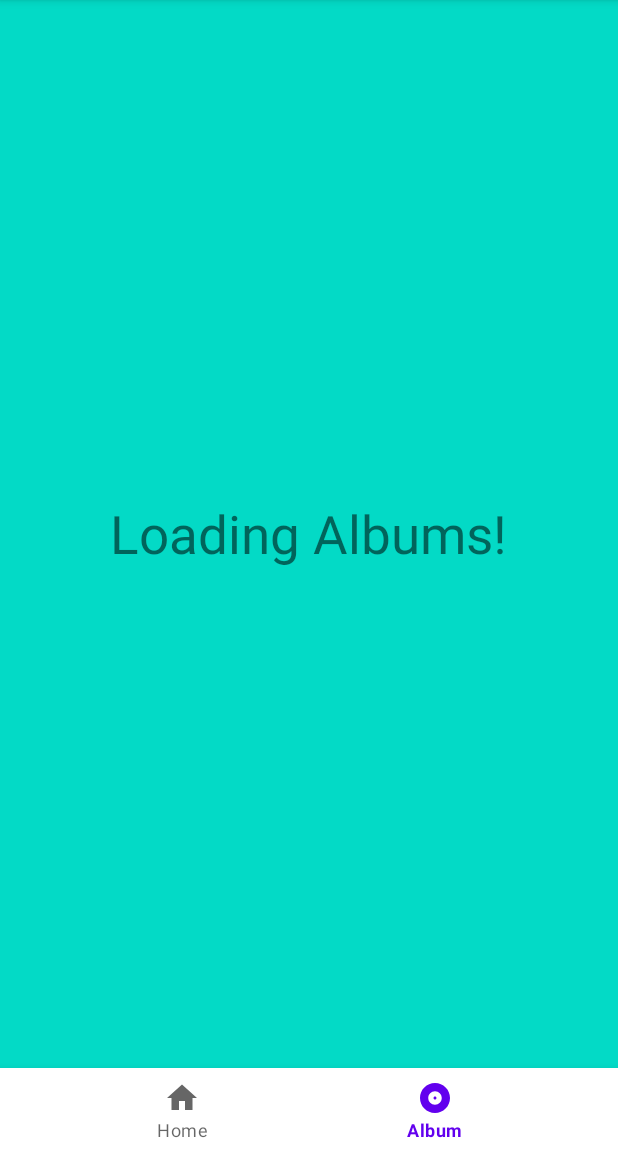
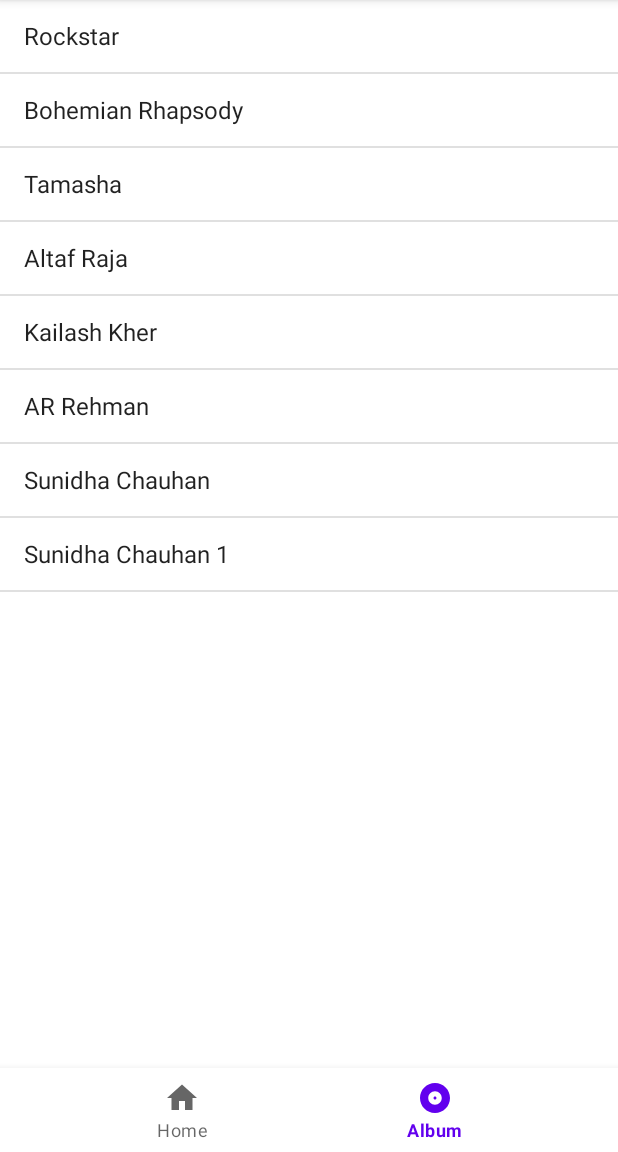
Before and after one commit to princes91221/Music-App, an Android app: the screen it shows after launch (MainActivity), item 2 of the bottom bar chosen, on a phone screen of 412 x 824 dp, the part 84-1236 px from its top. Run offline under Robolectric (Android 15) with nearby library versions, the phone set to English and light mode, and no system bars.

Commit message:
Added Album Item List

```diff
--- a/app/src/main/java/com/example/musicapp/AlbumFragment.java
+++ b/app/src/main/java/com/example/musicapp/AlbumFragment.java
@@ -4,11 +4,41 @@ import android.os.Bundle;
 import android.view.LayoutInflater;
 import android.view.View;
 import android.view.ViewGroup;
+import android.widget.ArrayAdapter;
+import android.widget.ListView;
 
+import androidx.annotation.NonNull;
 import androidx.annotation.Nullable;
 import androidx.fragment.app.Fragment;
 
+import com.google.android.material.bottomnavigation.BottomNavigationView;
+
+import java.util.ArrayList;
+
 public class AlbumFragment extends Fragment {
+
+    ListView listView;
+
+    @Override
+    public void onViewCreated(@NonNull View view, @Nullable Bundle savedInstanceState) {
+        super.onViewCreated(view, savedInstanceState);
+
+        listView = (ListView) getView().findViewById(R.id.album_list);
+
+        ArrayList<String> albumList = new ArrayList<String>();
+        albumList.add("Rockstar");
+        albumList.add("Bohemian Rhapsody");
+        albumList.add("Tamasha");
+        albumList.add("Altaf Raja");
+        albumList.add("Kailash Kher");
+        albumList.add("AR Rehman");
+        albumList.add("Sunidha Chauhan");
+        albumList.add("Sunidha Chauhan 1");
+
+        ArrayAdapter arrayAdapter = new ArrayAdapter(view.getContext(), android.R.layout.simple_list_item_1, albumList);
+        listView.setAdapter(arrayAdapter);
+    }
+
     @Nullable
     @Override
     public View onCreateView(LayoutInflater inflater, @Nullable ViewGroup container, Bundle savedInstanceState) {
--- a/app/src/main/res/layout/fragment_album.xml
+++ b/app/src/main/res/layout/fragment_album.xml
@@ -1,14 +1,10 @@
 <?xml version="1.0" encoding="utf-8"?>
 <RelativeLayout xmlns:android="http://schemas.android.com/apk/res/android"
     android:layout_width="match_parent"
-    android:layout_height="match_parent"
-    android:background="@color/design_default_color_secondary">
+    android:layout_height="match_parent">
 
-    <TextView
-        android:layout_width="wrap_content"
-        android:layout_height="wrap_content"
-        android:text="Loading Albums!"
-        android:textSize="35sp"
-        android:layout_centerInParent="true"/>
-
+    <ListView
+        android:id="@+id/album_list"
+        android:layout_width="match_parent"
+        android:layout_height="match_parent" />
 </RelativeLayout>
```
